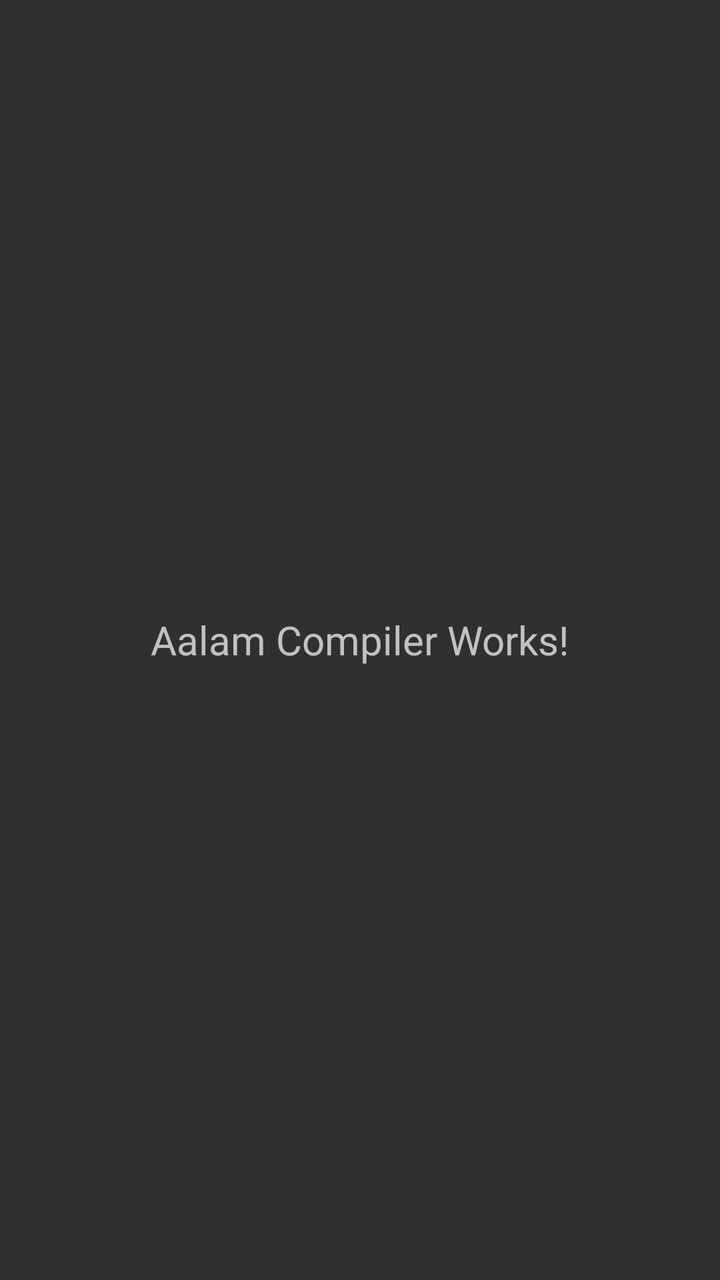
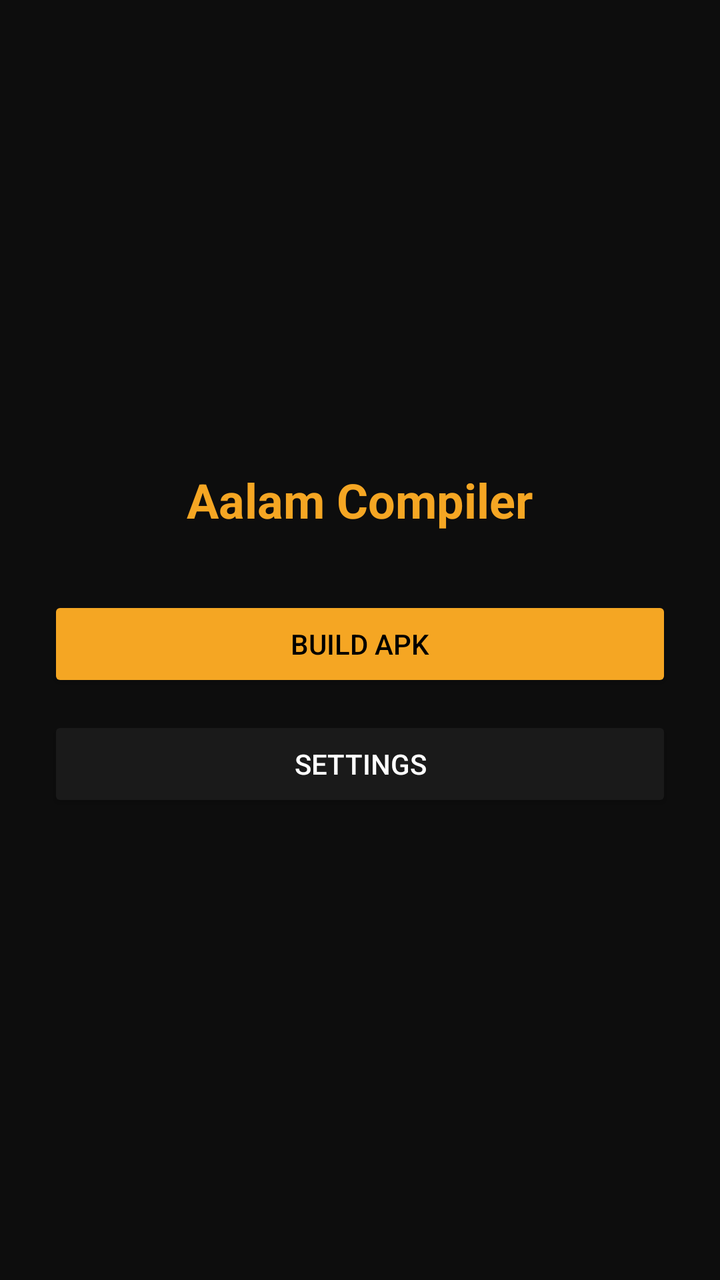

Compare the two renders of this Android layout. The source of the first and the diff that turns it into the second are given below.
<!-- AndroidManifest.xml: application theme Theme.AppCompat -->
<!-- res/layout/activity_main.xml -->
<?xml version="1.0" encoding="utf-8"?>
<LinearLayout xmlns:android="http://schemas.android.com/apk/res/android"
    android:layout_width="match_parent"
    android:layout_height="match_parent"
    android:orientation="vertical"
    android:gravity="center">

    <TextView
        android:layout_width="wrap_content"
        android:layout_height="wrap_content"
        android:text="Aalam Compiler Works!"
        android:textSize="20sp" />

</LinearLayout>
<!-- resources referenced by this layout -->
<resources>

</resources>

<!-- the commit's change to res/layout/activity_main.xml (unified diff, before → after) -->
@@ -3,12 +3,34 @@
     android:layout_width="match_parent"
     android:layout_height="match_parent"
     android:orientation="vertical"
-    android:gravity="center">
+    android:background="#0D0D0D"
+    android:gravity="center"
+    android:padding="24dp">
 
     <TextView
         android:layout_width="wrap_content"
         android:layout_height="wrap_content"
-        android:text="Aalam Compiler Works!"
-        android:textSize="20sp" />
+        android:text="Aalam Compiler"
+        android:textColor="#F5A623"
+        android:textSize="24sp"
+        android:textStyle="bold"
+        android:layout_marginBottom="32dp" />
+
+    <Button
+        android:id="@+id/buildButton"
+        android:layout_width="match_parent"
+        android:layout_height="wrap_content"
+        android:text="Build APK"
+        android:textColor="#000000"
+        android:backgroundTint="#F5A623"
+        android:layout_marginBottom="12dp" />
+
+    <Button
+        android:id="@+id/settingsButton"
+        android:layout_width="match_parent"
+        android:layout_height="wrap_content"
+        android:text="Settings"
+        android:textColor="#FFFFFF"
+        android:backgroundTint="#1A1A1A" />
 
 </LinearLayout>
